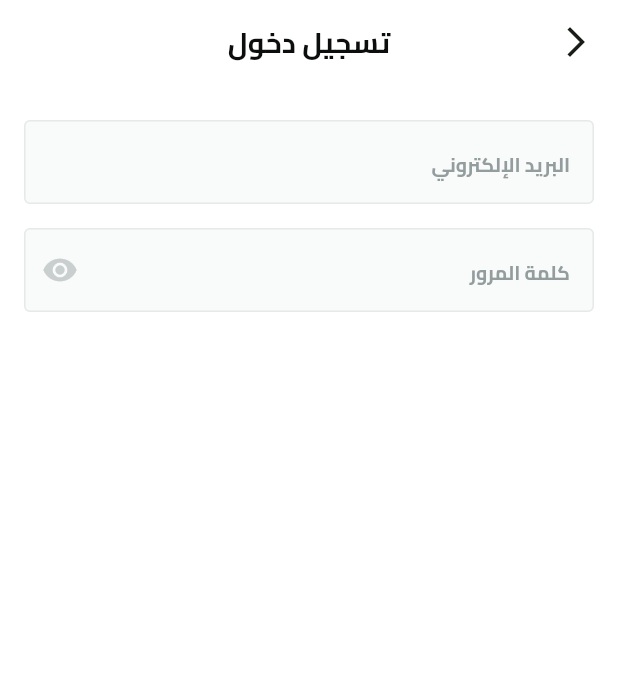
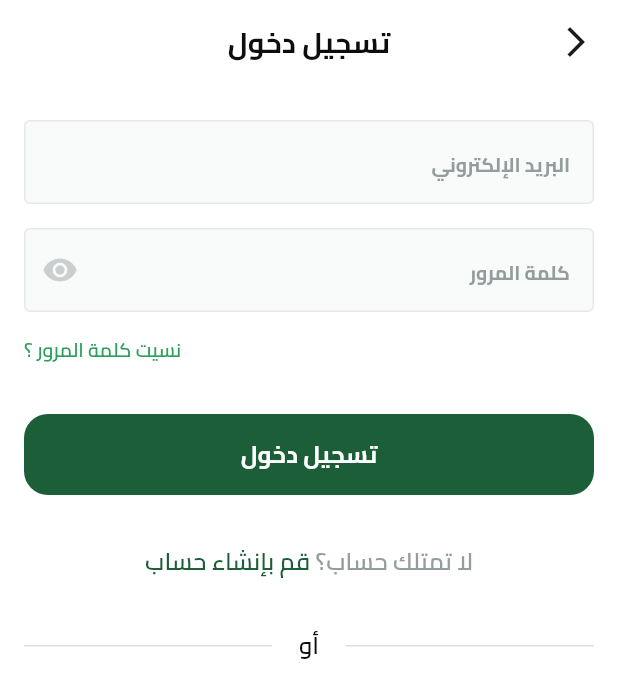
Before and after one commit to wael-saif23/fruit-hub, a Flutter app: the screen it shows after launch, after a tap on "تخط", on a phone screen of 412 x 824 dp. Shown: the top 698 px of the screen. Run offline on Flutter 3.47's test engine with Material 3 defaults, Android fonts, the phone set to English and light mode, and no system bars; our stand-ins replace dots_indicator, flutter_svg, shared_preferences.

Commit message:
** add in login UI **
- add custom button
- add texts
- add custom or widget

```diff
--- a/lib/core/utils/app_colors.dart
+++ b/lib/core/utils/app_colors.dart
@@ -2,9 +2,11 @@ import 'package:flutter/material.dart';
 
 abstract class  AppColors {
   static const Color primaryColor = Color(0xFF1B5E37);
+  static const Color lightPrimaryColor = Color(0xFF2D9F5D);
   static const Color secondaryColor = Color(0xFFF4A91F);
   static const Color kmainbackgroundColor = Color(0xFFffffff);
   static const Color kLightGray = Color(0xFF949D9E);
+  static const Color kLighterGray = Color(0xFFDDDFDF);
   static const Color kGray = Color(0xFF4E5556);
   static const Color kblack = Color(0xFF0C0D0D);
   static const Color kLightShadedGray = Color(0xFFE6E9EA);
--- /dev/null
+++ b/lib/core/widgets/custom_or_widget.dart
@@ -0,0 +1,35 @@
+import 'package:flutter/material.dart';
+import 'package:fruits_hub/core/utils/app_colors.dart';
+import 'package:fruits_hub/core/utils/app_text_styles.dart';
+
+class CustomOrWidget extends StatelessWidget {
+  const CustomOrWidget({super.key});
+
+  @override
+  Widget build(BuildContext context) {
+    return Row(
+      children: [
+        const Expanded(
+          child: Divider(
+            color: AppColors.kLighterGray,
+          ),
+        ),
+        const SizedBox(
+          width: 18,
+        ),
+        Text(
+          'أو',
+          style: AppTextStyles.semiBold16.copyWith(color: AppColors.kblack),
+        ),
+        const SizedBox(
+          width: 18,
+        ),
+        const Expanded(
+          child: Divider(
+            color: AppColors.kLighterGray,
+          ),
+        ),
+      ],
+    );
+  }
+}
--- a/lib/features/auth/presentation/views/widgets/login_view_body.dart
+++ b/lib/features/auth/presentation/views/widgets/login_view_body.dart
@@ -1,28 +1,32 @@
 import 'package:flutter/material.dart';
 import 'package:fruits_hub/constants.dart';
+import 'package:fruits_hub/core/utils/app_colors.dart';
+import 'package:fruits_hub/core/utils/app_text_styles.dart';
+import 'package:fruits_hub/core/widgets/custom_buttom.dart';
 import 'package:fruits_hub/core/widgets/custom_form_text_field.dart';
+import 'package:fruits_hub/core/widgets/custom_or_widget.dart';
 
 class LoginViewBody extends StatelessWidget {
   const LoginViewBody({super.key});
 
   @override
   Widget build(BuildContext context) {
-    return const SingleChildScrollView(
+    return SingleChildScrollView(
       child: Padding(
-        padding: EdgeInsets.symmetric(horizontal: KHorizontalPadding),
+        padding: const EdgeInsets.symmetric(horizontal: KHorizontalPadding),
         child: Column(
           children: [
-            SizedBox(
+            const SizedBox(
               height: 24,
             ),
-            CustomFormTextField(
+            const CustomFormTextField(
               hintText: 'البريد الإلكتروني',
               textInputType: TextInputType.emailAddress,
             ),
-            SizedBox(
+            const SizedBox(
               height: 16,
             ),
-            CustomFormTextField(
+            const CustomFormTextField(
               hintText: 'كلمة المرور',
               textInputType: TextInputType.text,
               suffixIcon: Icon(
@@ -30,6 +34,58 @@ class LoginViewBody extends StatelessWidget {
                 color: Color(0xffC9CECF),
               ),
             ),
+            const SizedBox(
+              height: 16,
+            ),
+            Row(
+              mainAxisAlignment: MainAxisAlignment.end,
+              children: [
+                Text(
+                  'نسيت كلمة المرور ؟',
+                  style: AppTextStyles.semiBold13.copyWith(
+                    color: AppColors.lightPrimaryColor,
+                  ),
+                ),
+              ],
+            ),
+            const SizedBox(
+              height: 33,
+            ),
+            CustomButton(
+              onPressed: () {},
+              text: 'تسجيل دخول',
+            ),
+            const SizedBox(
+              height: 33,
+            ),
+            Text.rich(
+              TextSpan(
+                children: [
+                  TextSpan(
+                    text: 'لا تمتلك حساب؟',
+                    style: AppTextStyles.semiBold16.copyWith(
+                      color: AppColors.kLightGray,
+                    ),
+                  ),
+                  TextSpan(
+                    text: ' ',
+                    style: AppTextStyles.semiBold16.copyWith(
+                      color: AppColors.kLightGray,
+                    ),
+                  ),
+                  TextSpan(
+                    text: 'قم بإنشاء حساب',
+                    style: AppTextStyles.semiBold16
+                        .copyWith(color: AppColors.primaryColor),
+                  ),
+                ],
+              ),
+              textAlign: TextAlign.center,
+            ),
+            const SizedBox(
+              height: 33,
+            ),
+            const CustomOrWidget(),
           ],
         ),
       ),
```
